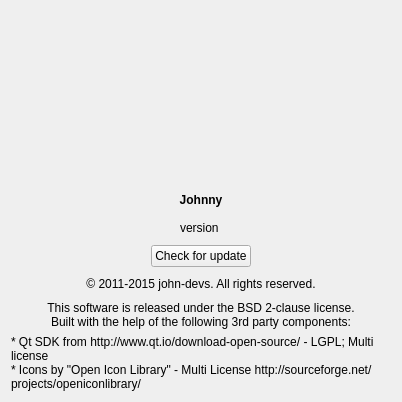
Before: the Qt Designer form forms/aboutwidget.ui in openwall/johnny, drawn with Qt 5.
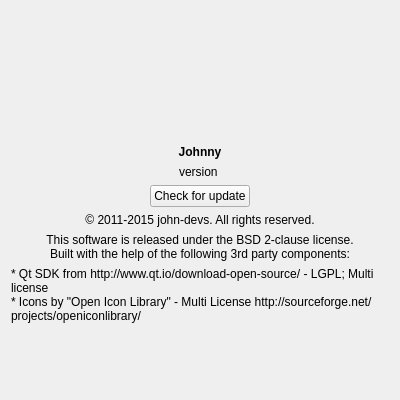
After: the same form once the commit is applied. Icons and pictures are not drawn.

Commit message: Adjustments for the About widget.

The edit to the form file:
```diff
--- a/forms/aboutwidget.ui
+++ b/forms/aboutwidget.ui
@@ -9,24 +9,13 @@
    <rect>
     <x>0</x>
     <y>0</y>
-    <width>402</width>
-    <height>402</height>
+    <width>400</width>
+    <height>400</height>
    </rect>
   </property>
   <layout class="QVBoxLayout" name="verticalLayout">
-   <item>
-    <layout class="QHBoxLayout" name="horizontalLayout">
-     <property name="bottomMargin">
-      <number>20</number>
-     </property>
-     <item>
-      <widget class="QLabel" name="johnnyLogo">
-       <property name="sizePolicy">
-        <sizepolicy hsizetype="Fixed" vsizetype="Fixed">
-         <horstretch>0</horstretch>
-         <verstretch>0</verstretch>
-        </sizepolicy>
-       </property>
+   <item alignment="Qt::AlignHCenter">
+    <widget class="QLabel" name="label_5">
        <property name="minimumSize">
         <size>
          <width>128</width>
@@ -46,27 +35,12 @@
         <pixmap resource="../resources/resources.qrc">:/icons/johnny.png</pixmap>
        </property>
        <property name="scaledContents">
-        <bool>true</bool>
-       </property>
-      </widget>
-     </item>
-    </layout>
-   </item>
-   <item>
-    <spacer name="verticalSpacer">
-     <property name="orientation">
-      <enum>Qt::Vertical</enum>
-     </property>
-     <property name="sizeType">
-      <enum>QSizePolicy::Fixed</enum>
-     </property>
-     <property name="sizeHint" stdset="0">
-      <size>
-       <width>20</width>
-       <height>24</height>
-      </size>
-     </property>
-    </spacer>
+      <bool>false</bool>
+     </property>
+     <property name="alignment">
+      <set>Qt::AlignCenter</set>
+     </property>
+    </widget>
    </item>
    <item>
     <widget class="QLabel" name="label">
@@ -100,9 +74,7 @@
      </property>
     </widget>
    </item>
-   <item>
-     <layout class="QHBoxLayout" name="horizontalLayout_3">
-      <item>
+   <item alignment="Qt::AlignHCenter">
        <widget class="QPushButton" name="checkUpdateButton">
         <property name="sizePolicy">
          <sizepolicy hsizetype="Fixed" vsizetype="Fixed">
@@ -121,8 +93,6 @@
         </property>
        </widget>
       </item>
-     </layout>
-   </item>
    <item>
     <widget class="QLabel" name="label_3">
      <property name="text">
@@ -173,6 +143,19 @@
      </property>
     </widget>
    </item>
+   <item>
+    <spacer name="verticalSpacer">
+     <property name="orientation">
+      <enum>Qt::Vertical</enum>
+     </property>
+     <property name="sizeHint" stdset="0">
+      <size>
+       <width>20</width>
+       <height>10</height>
+      </size>
+     </property>
+    </spacer>
+   </item>
   </layout>
  </widget>
  <resources>
```
Left out of the diff: 5 changed lines with no effect on the pictures. Lines whose indentation alone changed are shown as unchanged. The commit also changes 2 other files.
